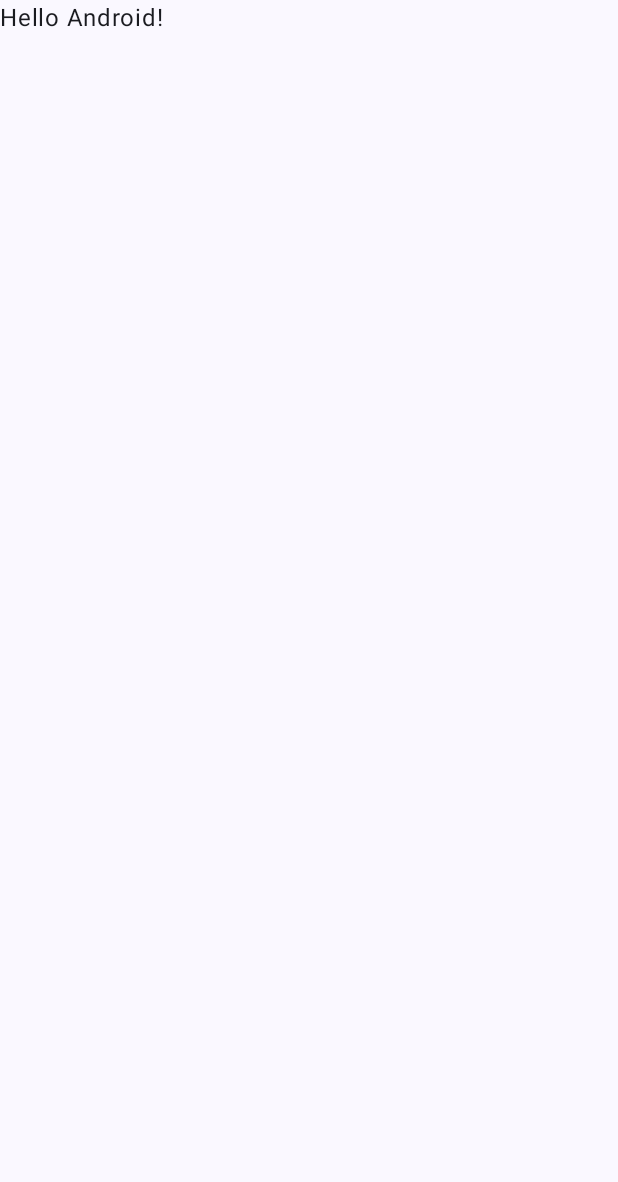
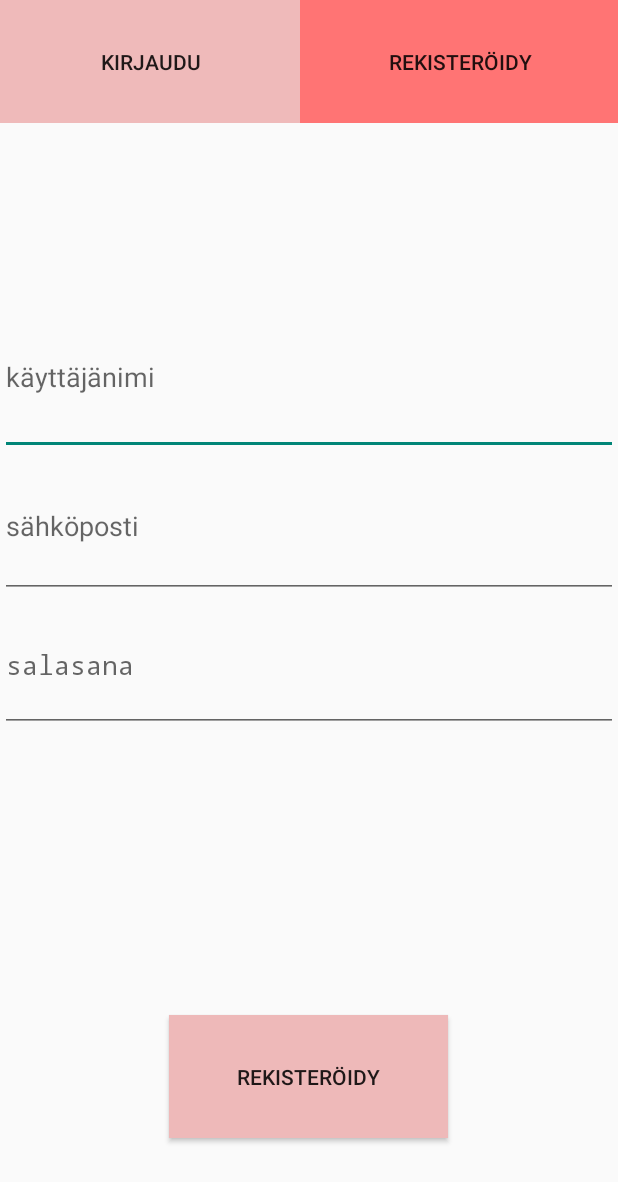
Before and after one commit to AaroInginmaa/Elokuvatietokanta, an Android app built with Jetpack Compose: the screen it shows after launch (MainActivity), on a phone screen of 412 x 824 dp. Before the commit the part shown is almost empty. Shown: the top 1182 px of the screen. Run offline under Robolectric (Android 15) with nearby library versions, the phone set to English and light mode, and no system bars.

Commit message:
android lisää

```diff
--- a/Sivut/Android/app/build.gradle.kts
+++ b/Sivut/Android/app/build.gradle.kts
@@ -59,6 +59,7 @@ dependencies {
     implementation(libs.androidx.ui.graphics)
     implementation(libs.androidx.ui.tooling.preview)
     implementation(libs.androidx.material3)
+    implementation(libs.androidx.constraintlayout)
     testImplementation(libs.junit)
     androidTestImplementation(libs.androidx.junit)
     androidTestImplementation(libs.androidx.espresso.core)
--- a/Sivut/Android/app/src/main/java/com/example/elokuvatietokanta/MainActivity.kt
+++ b/Sivut/Android/app/src/main/java/com/example/elokuvatietokanta/MainActivity.kt
@@ -15,32 +15,6 @@ import com.example.elokuvatietokanta.ui.theme.ElokuvatietokantaTheme
 class MainActivity : ComponentActivity() {
     override fun onCreate(savedInstanceState: Bundle?) {
         super.onCreate(savedInstanceState)
-        setContent {
-            ElokuvatietokantaTheme {
-                // A surface container using the 'background' color from the theme
-                Surface(
-                    modifier = Modifier.fillMaxSize(),
-                    color = MaterialTheme.colorScheme.background
-                ) {
-                    Greeting("Android")
-                }
-            }
-        }
+        setContentView(R.layout.login_screen)
     }
 }
-
-@Composable
-fun Greeting(name: String, modifier: Modifier = Modifier) {
-    Text(
-        text = "Hello $name!",
-        modifier = modifier
-    )
-}
-
-@Preview(showBackground = true)
-@Composable
-fun GreetingPreview() {
-    ElokuvatietokantaTheme {
-        Greeting("Android")
-    }
-}
--- a/Sivut/Android/app/src/main/res/layout/login_screen.xml
+++ b/Sivut/Android/app/src/main/res/layout/login_screen.xml
@@ -1,5 +1,6 @@
 <?xml version="1.0" encoding="utf-8"?>
 <LinearLayout xmlns:android="http://schemas.android.com/apk/res/android"
+    xmlns:app="http://schemas.android.com/apk/res-auto"
     xmlns:tools="http://schemas.android.com/tools"
     android:orientation="vertical"
     android:layout_width="match_parent"
@@ -14,7 +15,7 @@
             android:layout_width="200dp"
             android:layout_height="match_parent"
             android:background="#EFBABA"
-            android:text="Button"
+            android:text="Kirjaudu"
             tools:text="Kirjaudu" />
 
         <Button
@@ -22,7 +23,7 @@
             android:layout_width="213dp"
             android:layout_height="82dp"
             android:background="#FF7474"
-            android:text="Button"
+            android:text="Rekisteröidy"
             tools:text="Rekisteröidy" />
     </TableRow>
 
@@ -41,28 +42,74 @@
 
         <TableRow
             android:layout_width="match_parent"
-            android:layout_height="103dp" />
+            android:layout_height="103dp" >
+
+            <EditText
+                android:id="@+id/editTextText"
+                android:layout_width="match_parent"
+                android:layout_height="match_parent"
+                android:ems="10"
+                android:hint="käyttäjänimi"
+                android:inputType="text" />
+        </TableRow>
 
         <TableRow
             android:layout_width="match_parent"
-            android:layout_height="95dp" />
+            android:layout_height="95dp" >
+
+            <EditText
+                android:id="@+id/editTextTextEmailAddress"
+                android:layout_width="match_parent"
+                android:layout_height="match_parent"
+                android:ems="10"
+                android:hint="sähköposti"
+                android:inputType="textEmailAddress" />
+        </TableRow>
+
+        <TableRow
+            android:layout_width="match_parent"
+            android:layout_height="match_parent" >
+
+            <EditText
+                android:id="@+id/editTextTextPassword"
+                android:layout_width="match_parent"
+                android:layout_height="match_parent"
+                android:ems="10"
+                android:hint="salasana"
+                android:inputType="textPassword" />
+        </TableRow>
+    </LinearLayout>
+
+    <LinearLayout
+        android:layout_width="match_parent"
+        android:layout_height="126dp"
+        android:orientation="vertical">
 
         <TableRow
             android:layout_width="match_parent"
             android:layout_height="match_parent" />
+
     </LinearLayout>
 
-    <LinearLayout
+    <androidx.constraintlayout.widget.ConstraintLayout
         android:layout_width="match_parent"
-        android:layout_height="match_parent"
-        android:orientation="vertical">
+        android:layout_height="match_parent">
 
-        <Space
-            android:layout_width="match_parent"
-            android:layout_height="102dp" />
+        <Button
+            android:id="@+id/button4"
+            android:layout_width="186dp"
+            android:layout_height="82dp"
+            android:layout_marginStart="112dp"
+            android:layout_marginTop="16dp"
+            android:layout_marginEnd="113dp"
+            android:layout_marginBottom="19dp"
+            android:background="#EEB9B9"
+            android:text="Rekisteröidy"
+            app:layout_constraintBottom_toBottomOf="parent"
+            app:layout_constraintEnd_toEndOf="parent"
+            app:layout_constraintStart_toStartOf="parent"
+            app:layout_constraintTop_toTopOf="parent"
+            tools:text="Rekisteröidy" />
+    </androidx.constraintlayout.widget.ConstraintLayout>
 
-        <TableRow
-            android:layout_width="match_parent"
-            android:layout_height="114dp" />
-    </LinearLayout>
 </LinearLayout>
--- a/Sivut/Android/gradle/libs.versions.toml
+++ b/Sivut/Android/gradle/libs.versions.toml
@@ -8,6 +8,7 @@ espressoCore = "3.5.1"
 lifecycleRuntimeKtx = "2.7.0"
 activityCompose = "1.8.2"
 composeBom = "2023.08.00"
+constraintlayout = "2.1.4"
 
 [libraries]
 androidx-core-ktx = { group = "androidx.core", name = "core-ktx", version.ref = "coreKtx" }
@@ -24,6 +25,7 @@ androidx-ui-tooling-preview = { group = "androidx.compose.ui", name = "ui-toolin
 androidx-ui-test-manifest = { group = "androidx.compose.ui", name = "ui-test-manifest" }
 androidx-ui-test-junit4 = { group = "androidx.compose.ui", name = "ui-test-junit4" }
 androidx-material3 = { group = "androidx.compose.material3", name = "material3" }
+androidx-constraintlayout = { group = "androidx.constraintlayout", name = "constraintlayout", version.ref = "constraintlayout" }
 
 [plugins]
 androidApplication = { id = "com.android.application", version.ref = "agp" }
```
